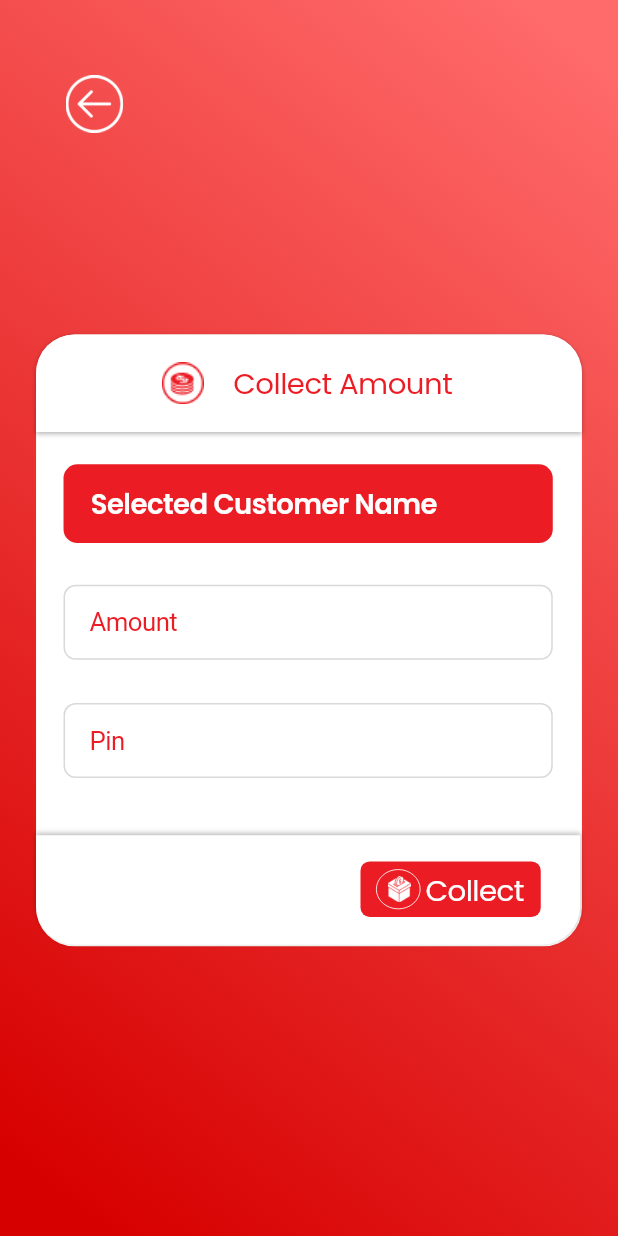
After one commit to rootsystechnologies/EasyCardManageApp, a Flutter app: the CustomerCollectAmount screen opened directly, on a phone screen of 412 x 824 dp. The commit adds this screen. Run offline on Flutter 3.47's test engine with Material 2 defaults, Android fonts, the phone set to English and light mode, and no system bars; our stand-ins replace dotted_border, expansion_tile_card, flutter_screenutil, flutter_svg, google_fonts.

Commit message:
new screen added

```diff
--- /dev/null
+++ b/lib/Ui/customercollectamount.dart
@@ -0,0 +1,321 @@
+import 'package:flutter/material.dart';
+import 'package:flutter_screenutil/flutter_screenutil.dart';
+import 'package:google_fonts/google_fonts.dart';
+
+class CustomerCollectAmount extends StatefulWidget {
+  const CustomerCollectAmount({Key? key}) : super(key: key);
+
+  @override
+  State<CustomerCollectAmount> createState() => _CustomerCollectAmountState();
+}
+
+late FocusNode _focusNode1;
+
+bool _isFocused1 = false;
+late FocusNode _focusNode2;
+bool _isFocused2 = false;
+bool isExpanded = false;
+
+class _CustomerCollectAmountState extends State<CustomerCollectAmount> {
+  @override
+  void initState() {
+    super.initState();
+    _focusNode1 = FocusNode();
+    _focusNode1.addListener(() {
+      setState(() {
+        _isFocused1 = _focusNode1.hasFocus;
+      });
+    });
+    _focusNode2 = FocusNode();
+    _focusNode2.addListener(() {
+      setState(() {
+        _isFocused2 = _focusNode2.hasFocus;
+      });
+    });
+  }
+
+  @override
+  void dispose() {
+    // TODO: implement dispose
+    super.dispose();
+    _focusNode1.dispose();
+    _focusNode2.dispose();
+  }
+
+  @override
+  Widget build(BuildContext context) {
+    return Scaffold(
+        resizeToAvoidBottomInset: false,
+        body: Container(
+            width: MediaQuery.of(context).size.width,
+            height: MediaQuery.of(context).size.height,
+            decoration: BoxDecoration(
+              gradient: LinearGradient(
+                begin: Alignment.topCenter,
+                end: Alignment.bottomCenter,
+                transform:
+                    GradientRotation(190.64 * (3.1415926535897932 / 180.0).sp),
+                stops: [0.0057.sp, 0.969.sp],
+                colors: [
+                  Color(0xffD70000),
+                  Color(0xffFF6A6A),
+                ],
+              ),
+            ),
+            child:
+                Column(crossAxisAlignment: CrossAxisAlignment.start, children: [
+              SizedBox(
+                height: 41.h,
+              ),
+              Padding(
+                padding: EdgeInsets.only(left: 26.w),
+                child: TextButton(
+                    onPressed: () {
+                      Navigator.of(context).pop();
+                    },
+                    child: SizedBox(
+                      width: 37.062.w,
+                      height: 37.062.h,
+                      child: Image.asset('assets/arrowback.png'),
+                    )),
+              ),
+              SizedBox(
+                height: 122.94.h,
+              ),
+              Stack(
+                children: [
+                  Container(
+                      margin: EdgeInsets.only(left: 21.w, right: 21.w),
+                      width: 326.w,
+                      height: 396.h,
+                      decoration: BoxDecoration(
+                        color: Colors.white,
+                        borderRadius: BorderRadius.circular(25.r),
+                      ),
+                      child: SingleChildScrollView(
+                          child: Column(children: [
+                        Container(
+                          decoration: BoxDecoration(
+                              boxShadow: [
+                                BoxShadow(
+                                  color: Color.fromRGBO(0, 0, 0, 0.25.sp),
+                                  offset: Offset(0, 1.sp),
+                                  blurRadius: 2.r,
+                                ),
+                              ],
+                              color: Colors.white,
+                              borderRadius: BorderRadius.only(
+                                  topLeft: Radius.circular(25.r),
+                                  topRight: Radius.circular(25.r))),
+                          width: 326.w,
+                          height: 63.h,
+                          child: Row(
+                            children: [
+                              Padding(
+                                padding: EdgeInsets.only(
+                                    left: 68.w,
+                                    top: 14.h,
+                                    bottom: 13.94.h,
+                                    right: 2.w),
+                                child: SizedBox(
+                                    width: 35.06.w,
+                                    height: 35.06.h,
+                                    child: Image.asset('assets/option3.png')),
+                              ),
+                              Padding(
+                                padding: EdgeInsets.only(
+                                    top: 16.22.h, bottom: 14.35.h, left: 10.w),
+                                child: SizedBox(
+                                    width: 144.w,
+                                    height: 29.h,
+                                    child: Text(
+                                      'Collect Amount',
+                                      style: GoogleFonts.poppins(
+                                        textStyle: TextStyle(
+                                          letterSpacing: -0.3.sp,
+                                          color: Color(0xffEC1C24),
+                                          fontSize: 17.sp,
+                                          fontWeight: FontWeight.w400,
+                                        ),
+                                      ),
+                                    )),
+                              )
+                            ],
+                          ),
+                        ),
+                        SizedBox(
+                          height: 21.h,
+                        ),Padding(
+                              padding: EdgeInsets.only(left: 16.w,right: 17.w),
+                              child: Container(
+                                width: 293.w,
+                                height: 51.h,
+                                decoration: BoxDecoration(
+                                    color: Color(0xffEC1C24),
+                                    borderRadius: BorderRadius.circular(9.r)),
+                                child: Padding(
+                                  padding: EdgeInsets.only(left:16.w ,top: 13.h,bottom: 11.h),
+                                  child: SizedBox(width: 273.w,height: 27.h,child: Text('Selected Customer Name',
+                                      style: GoogleFonts.poppins(
+                                          textStyle: TextStyle(
+                                            color: Colors.white,
+                                            fontSize: 16.sp,
+                                            fontWeight: FontWeight.w600,
+                                            letterSpacing: -0.30.sp,
+                                          ))),),
+                                ),
+                              ),
+                            ),SizedBox(height: 27.h,),
+                        FocusScope(
+                          child: Container(
+                            margin: EdgeInsets.only(left: 16.w, right: 17.w),
+                            padding: EdgeInsets.symmetric(horizontal: 16.0.h),
+                            decoration: BoxDecoration(
+                              border: Border.all(
+                                color: _isFocused1 == false
+                                    ? Color(0xffD9D9D9)
+                                    : Color(
+                                        0xffFF0000), // Change border color based on focus
+                              ),
+                              borderRadius: BorderRadius.circular(8.0),
+                            ),
+                            child: TextField(
+                              focusNode: _focusNode1,
+                              decoration: InputDecoration(
+                                hintText: 'Amount',
+                                hintStyle: TextStyle(
+                                  color: _isFocused1 == false
+                                      ? Color(0xffEC1C24)
+                                      : Color(0xffA4A4A4),
+                                  letterSpacing: -0.3.sp,
+                                  fontSize: _isFocused1 == false
+                                      ? 15.0.sp
+                                      : 13.0
+                                          .sp, // Change hint text size based on focus
+                                ),
+                                border: InputBorder.none,
+                              ),
+                            ),
+                          ),
+                        ),
+                        SizedBox(
+                          height: 28.h,
+                        ),
+                        FocusScope(
+                          child: Container(
+                            margin: EdgeInsets.only(left: 16.w, right: 17.w),
+                            padding: EdgeInsets.symmetric(horizontal: 16.0.h),
+                            decoration: BoxDecoration(
+                              border: Border.all(
+                                color: _isFocused2 == false
+                                    ? Color(0xffD9D9D9)
+                                    : Color(
+                                        0xffFF0000), // Change border color based on focus
+                              ),
+                              borderRadius: BorderRadius.circular(8.0),
+                            ),
+                            child: TextField(
+                              focusNode: _focusNode2,
+                              decoration: InputDecoration(
+                                hintText: 'Pin ',
+                                hintStyle: TextStyle(
+                                  color: _isFocused2 == false
+                                      ? Color(0xffEC1C24)
+                                      : Color(0xffA4A4A4),
+                                  letterSpacing: -0.3.sp,
+                                  fontSize: _isFocused2 == false
+                                      ? 15.0.sp
+                                      : 13.0
+                                          .sp, // Change hint text size based on focus
+                                ),
+                                border: InputBorder.none,
+                              ),
+                            ),
+                          ),
+                        )
+                      ]))),
+                  Positioned(
+                    top: 324.h,
+                    left: 21.w,
+                    right: 22.w,
+                    child: Container(
+                      width: 326.w,
+                      height: 71.h,
+                      decoration: BoxDecoration(
+                          boxShadow: [
+                            BoxShadow(
+                              offset: Offset(0, -1),
+                              blurRadius: 2,
+                              color: Color.fromRGBO(0, 0, 0, 0.25),
+                            ),
+                          ],
+                          color: Colors.white,
+                          borderRadius: BorderRadius.only(
+                              bottomLeft: Radius.circular(25.r),
+                              bottomRight: Radius.circular(25.r))),
+                      child: Padding(
+                        padding: EdgeInsets.only(
+                            left: 189.w, right: 23.w, bottom: 18.h, top: 17.h),
+                        child: Container(
+                          width: 109.w,
+                          height: 36.h,
+                          decoration: BoxDecoration(
+                              color: Color(0xffEC1C24),
+                              borderRadius: BorderRadius.circular(6.r)),
+                          child: Row(
+                            children: [
+                              SizedBox(
+                                width: 9.w,
+                              ),
+                              Padding(
+                                padding: EdgeInsets.only(top: 5.h, bottom: 5.h),
+                                child: Container(
+                                  width: 26.w,
+                                  height: 26.h,
+                                  decoration: ShapeDecoration(
+                                    shape: OvalBorder(
+                                      side: BorderSide(
+                                          width: 0.50.w, color: Colors.white),
+                                    ),
+                                  ),
+                                  child: Padding(
+                                    padding: EdgeInsets.only(
+                                        top: 4.h,
+                                        bottom: 4.h,
+                                        right: 5.w,
+                                        left: 6.w),
+                                    child: Container(
+                                        width: 15.w,
+                                        height: 18.h,
+                                        child:
+                                            Image.asset('assets/collect.png')),
+                                  ),
+                                ),
+                              ),
+                              Padding(
+                                padding: EdgeInsets.only(
+                                    top: 5.h, bottom: 5.h, left: 3.w),
+                                child: Container(
+                                  width: 58.w,
+                                  height: 26.h,
+                                  child: Text('Collect',
+                                      style: GoogleFonts.poppins(
+                                          textStyle: TextStyle(
+                                        color: Colors.white,
+                                        fontSize: 17.sp,
+                                        fontWeight: FontWeight.w400,
+                                        letterSpacing: -0.30.sp,
+                                      ))),
+                                ),
+                              )
+                            ],
+                          ),
+                        ),
+                      ),
+                    ),
+                  )
+                ],
+              )
+            ])));
+  }
+}
--- a/lib/Ui/customers.dart
+++ b/lib/Ui/customers.dart
@@ -1,6 +1,8 @@
 import 'package:flutter/material.dart';
 import 'package:flutter_screenutil/flutter_screenutil.dart';
 import 'package:google_fonts/google_fonts.dart';
+
+import 'customercollectamount.dart';
 
 class Customers extends StatefulWidget {
   const Customers({Key? key}) : super(key: key);
@@ -290,10 +292,12 @@ class _CustomersState extends State<Customers> {
                             SizedBox(
                               width: 29.w,
                             ),
-                            SizedBox(
-                              height: 30.h,
-                              width: 30.w,
-                              child: Image.asset('assets/customer1.png'),
+                            GestureDetector(onTap:()=>Navigator.of(context).push(MaterialPageRoute(builder: (_)=>CustomerCollectAmount())),
+                              child: SizedBox(
+                                height: 30.h,
+                                width: 30.w,
+                                child: Image.asset('assets/customer1.png'),
+                              ),
                             ), SizedBox(
                               width: 20.29.w,
                             ),SizedBox(
```
